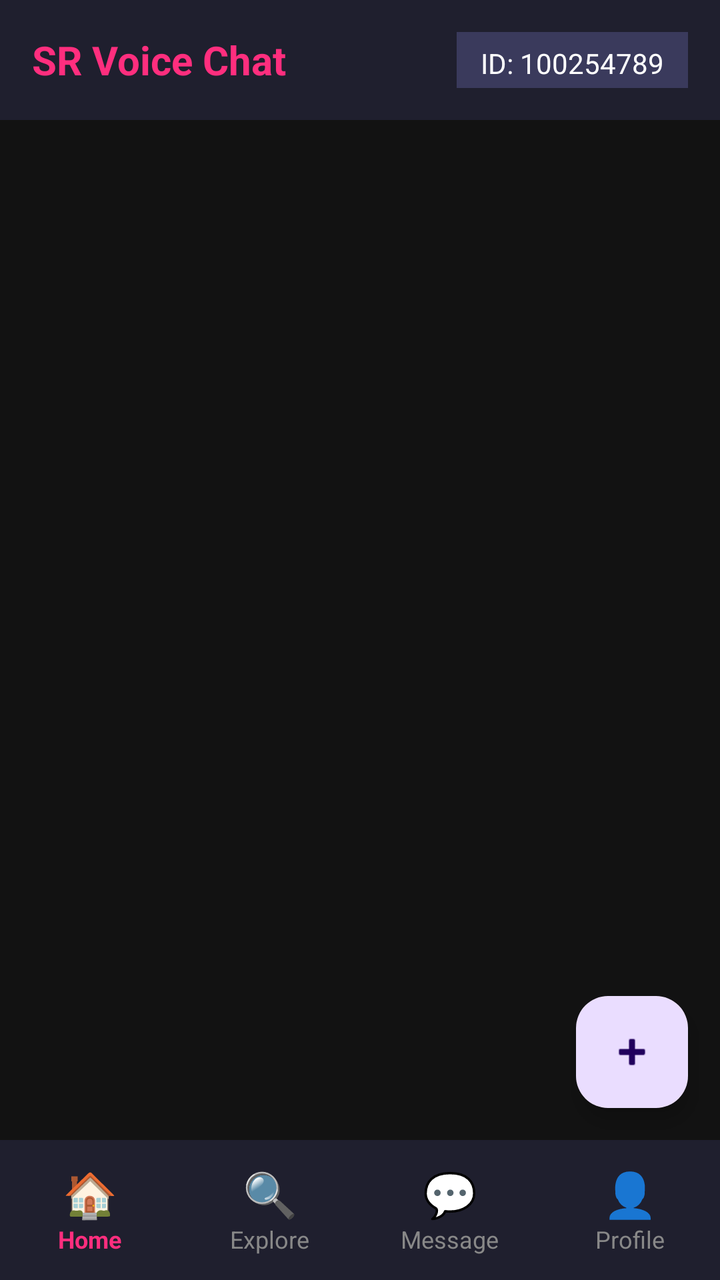
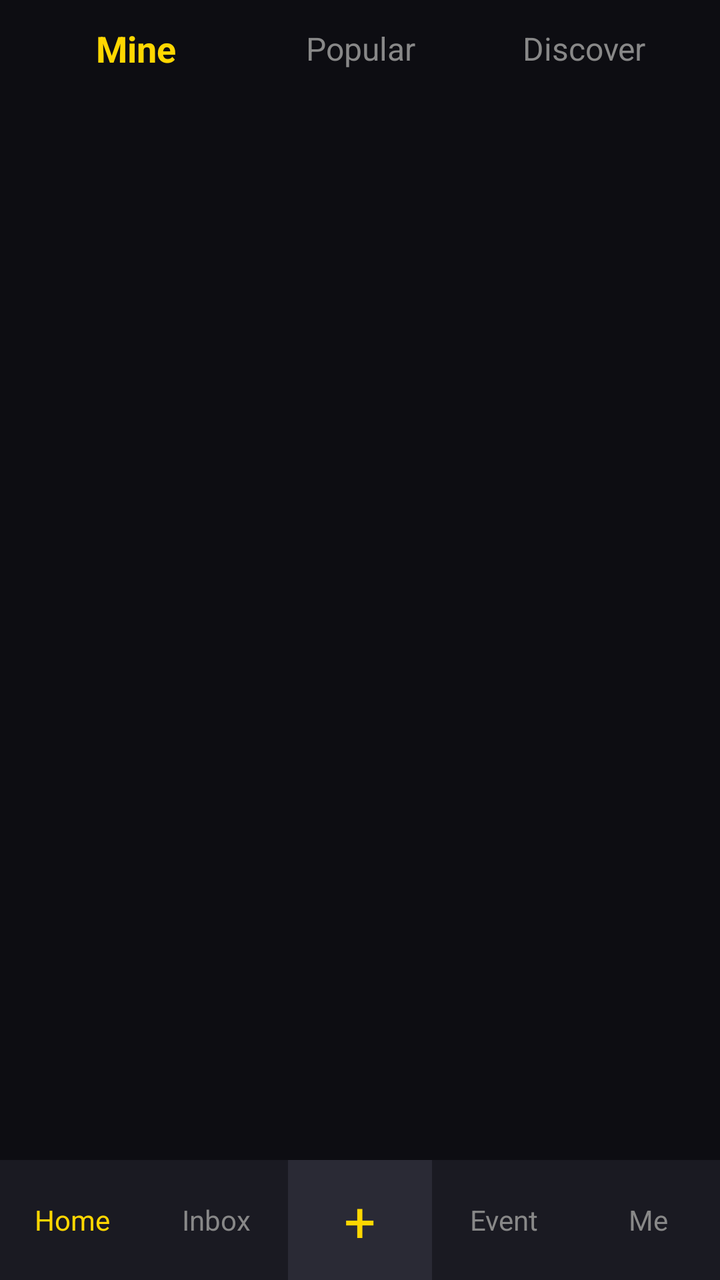

Before-and-after screenshots of an Android layout around one commit, followed by the original layout XML and the change that was made.
<!-- AndroidManifest.xml: application theme Theme.SRVoiceChat -->
<!-- res/layout/activity_home.xml -->
<?xml version="1.0" encoding="utf-8"?>
<RelativeLayout xmlns:android="http://schemas.android.com/apk/res/android"
    android:layout_width="match_parent"
    android:layout_height="match_parent"
    android:background="#121212">

    
    <LinearLayout
        android:id="@+id/topBar"
        android:layout_width="match_parent"
        android:layout_height="60dp"
        android:layout_alignParentTop="true"
        android:background="#1F1F2E"
        android:orientation="horizontal"
        android:gravity="center_vertical"
        android:padding="16dp">

        <TextView
            android:layout_width="0dp"
            android:layout_weight="1"
            android:layout_height="wrap_content"
            android:text="SR Voice Chat"
            android:textColor="#FF2E7E"
            android:textSize="20sp"
            android:textStyle="bold"/>

        <TextView
            android:id="@+id/tvUserId"
            android:layout_width="wrap_content"
            android:layout_height="wrap_content"
            android:text="ID: 100254789"
            android:textColor="#FFFFFF"
            android:background="#3A3A5C"
            android:paddingLeft="12dp"
            android:paddingRight="12dp"
            android:paddingTop="6dp"
            android:paddingBottom="6dp"/>
    </LinearLayout>

    
    <androidx.recyclerview.widget.RecyclerView
        android:id="@+id/rvRooms"
        android:layout_width="match_parent"
        android:layout_height="match_parent"
        android:layout_below="@id/topBar"
        android:layout_above="@id/bottomBar"
        android:padding="8dp"/>

    
    <com.google.android.material.floatingactionbutton.FloatingActionButton
        android:id="@+id/fabCreateRoom"
        android:layout_width="wrap_content"
        android:layout_height="wrap_content"
        android:layout_alignParentEnd="true"
        android:layout_above="@id/bottomBar"
        android:layout_margin="16dp"
        android:src="@android:drawable/ic_input_add"
        android:contentDescription="Create Room"/>

    
    <LinearLayout
        android:id="@+id/bottomBar"
        android:layout_width="match_parent"
        android:layout_height="70dp"
        android:layout_alignParentBottom="true"
        android:background="#1F1F2E"
        android:orientation="horizontal">

        <LinearLayout
            android:layout_width="0dp"
            android:layout_weight="1"
            android:layout_height="match_parent"
            android:orientation="vertical"
            android:gravity="center">
            <TextView android:layout_width="wrap_content" android:layout_height="wrap_content" android:text="🏠" android:textSize="22sp"/>
            <TextView android:layout_width="wrap_content" android:layout_height="wrap_content" android:text="Home" android:textColor="#FF2E7E" android:textSize="12sp" android:textStyle="bold"/>
        </LinearLayout>

        <LinearLayout
            android:layout_width="0dp"
            android:layout_weight="1"
            android:layout_height="match_parent"
            android:orientation="vertical"
            android:gravity="center">
            <TextView android:layout_width="wrap_content" android:layout_height="wrap_content" android:text="🔍" android:textSize="22sp"/>
            <TextView android:layout_width="wrap_content" android:layout_height="wrap_content" android:text="Explore" android:textColor="#888888" android:textSize="12sp"/>
        </LinearLayout>

        <LinearLayout
            android:layout_width="0dp"
            android:layout_weight="1"
            android:layout_height="match_parent"
            android:orientation="vertical"
            android:gravity="center">
            <TextView android:layout_width="wrap_content" android:layout_height="wrap_content" android:text="💬" android:textSize="22sp"/>
            <TextView android:layout_width="wrap_content" android:layout_height="wrap_content" android:text="Message" android:textColor="#888888" android:textSize="12sp"/>
        </LinearLayout>

        <LinearLayout
            android:layout_width="0dp"
            android:layout_weight="1"
            android:layout_height="match_parent"
            android:orientation="vertical"
            android:gravity="center">
            <TextView android:layout_width="wrap_content" android:layout_height="wrap_content" android:text="👤" android:textSize="22sp"/>
            <TextView android:layout_width="wrap_content" android:layout_height="wrap_content" android:text="Profile" android:textColor="#888888" android:textSize="12sp"/>
        </LinearLayout>
    </LinearLayout>

</RelativeLayout>
<!-- resources referenced by this layout -->
<resources>
  <style name="Theme.SRVoiceChat" parent="Theme.Material3.DayNight.NoActionBar">
          <item name="colorPrimary">#FF4081</item>
          <item name="android:statusBarColor">#FF4081</item>
          <item name="android:windowLightStatusBar">true</item>
      </style>
</resources>

<!-- the commit's change to res/layout/activity_home.xml (unified diff, before → after) -->
@@ -1,110 +1,22 @@
 <?xml version="1.0" encoding="utf-8"?>
-<RelativeLayout xmlns:android="http://schemas.android.com/apk/res/android"
-    android:layout_width="match_parent"
-    android:layout_height="match_parent"
-    android:background="#121212">
+<LinearLayout xmlns:android="http://schemas.android.com/apk/res/android" android:layout_width="match_parent" android:layout_height="match_parent" android:orientation="vertical" android:background="#0D0D12">
 
-    
-    <LinearLayout
-        android:id="@+id/topBar"
-        android:layout_width="match_parent"
-        android:layout_height="60dp"
-        android:layout_alignParentTop="true"
-        android:background="#1F1F2E"
-        android:orientation="horizontal"
-        android:gravity="center_vertical"
-        android:padding="16dp">
 
-        <TextView
-            android:layout_width="0dp"
-            android:layout_weight="1"
-            android:layout_height="wrap_content"
-            android:text="SR Voice Chat"
-            android:textColor="#FF2E7E"
-            android:textSize="20sp"
-            android:textStyle="bold"/>
+<LinearLayout android:layout_width="match_parent" android:layout_height="wrap_content" android:orientation="horizontal" android:padding="12dp" android:gravity="center_vertical">
+<TextView android:id="@+id/tabMine" android:layout_width="0dp" android:layout_height="wrap_content" android:layout_weight="1" android:text="Mine" android:textColor="#FFD700" android:textSize="18sp" android:textStyle="bold" android:gravity="center"/>
+<TextView android:id="@+id/tabHot" android:layout_width="0dp" android:layout_height="wrap_content" android:layout_weight="1" android:text="Popular" android:textColor="#888888" android:textSize="16sp" android:gravity="center"/>
+<TextView android:id="@+id/tabDiscover" android:layout_width="0dp" android:layout_height="wrap_content" android:layout_weight="1" android:text="Discover" android:textColor="#888888" android:textSize="16sp" android:gravity="center"/>
+</LinearLayout>
 
-        <TextView
-            android:id="@+id/tvUserId"
-            android:layout_width="wrap_content"
-            android:layout_height="wrap_content"
-            android:text="ID: 100254789"
-            android:textColor="#FFFFFF"
-            android:background="#3A3A5C"
-            android:paddingLeft="12dp"
-            android:paddingRight="12dp"
-            android:paddingTop="6dp"
-            android:paddingBottom="6dp"/>
-    </LinearLayout>
 
-    
-    <androidx.recyclerview.widget.RecyclerView
-        android:id="@+id/rvRooms"
-        android:layout_width="match_parent"
-        android:layout_height="match_parent"
-        android:layout_below="@id/topBar"
-        android:layout_above="@id/bottomBar"
-        android:padding="8dp"/>
+<androidx.recyclerview.widget.RecyclerView android:id="@+id/recyclerView" android:layout_width="match_parent" android:layout_height="0dp" android:layout_weight="1" android:padding="8dp"/>
 
-    
-    <com.google.android.material.floatingactionbutton.FloatingActionButton
-        android:id="@+id/fabCreateRoom"
-        android:layout_width="wrap_content"
-        android:layout_height="wrap_content"
-        android:layout_alignParentEnd="true"
-        android:layout_above="@id/bottomBar"
-        android:layout_margin="16dp"
-        android:src="@android:drawable/ic_input_add"
-        android:contentDescription="Create Room"/>
 
-    
-    <LinearLayout
-        android:id="@+id/bottomBar"
-        android:layout_width="match_parent"
-        android:layout_height="70dp"
-        android:layout_alignParentBottom="true"
-        android:background="#1F1F2E"
-        android:orientation="horizontal">
-
-        <LinearLayout
-            android:layout_width="0dp"
-            android:layout_weight="1"
-            android:layout_height="match_parent"
-            android:orientation="vertical"
-            android:gravity="center">
-            <TextView android:layout_width="wrap_content" android:layout_height="wrap_content" android:text="🏠" android:textSize="22sp"/>
-            <TextView android:layout_width="wrap_content" android:layout_height="wrap_content" android:text="Home" android:textColor="#FF2E7E" android:textSize="12sp" android:textStyle="bold"/>
-        </LinearLayout>
-
-        <LinearLayout
-            android:layout_width="0dp"
-            android:layout_weight="1"
-            android:layout_height="match_parent"
-            android:orientation="vertical"
-            android:gravity="center">
-            <TextView android:layout_width="wrap_content" android:layout_height="wrap_content" android:text="🔍" android:textSize="22sp"/>
-            <TextView android:layout_width="wrap_content" android:layout_height="wrap_content" android:text="Explore" android:textColor="#888888" android:textSize="12sp"/>
-        </LinearLayout>
-
-        <LinearLayout
-            android:layout_width="0dp"
-            android:layout_weight="1"
-            android:layout_height="match_parent"
-            android:orientation="vertical"
-            android:gravity="center">
-            <TextView android:layout_width="wrap_content" android:layout_height="wrap_content" android:text="💬" android:textSize="22sp"/>
-            <TextView android:layout_width="wrap_content" android:layout_height="wrap_content" android:text="Message" android:textColor="#888888" android:textSize="12sp"/>
-        </LinearLayout>
-
-        <LinearLayout
-            android:layout_width="0dp"
-            android:layout_weight="1"
-            android:layout_height="match_parent"
-            android:orientation="vertical"
-            android:gravity="center">
-            <TextView android:layout_width="wrap_content" android:layout_height="wrap_content" android:text="👤" android:textSize="22sp"/>
-            <TextView android:layout_width="wrap_content" android:layout_height="wrap_content" android:text="Profile" android:textColor="#888888" android:textSize="12sp"/>
-        </LinearLayout>
-    </LinearLayout>
-
-</RelativeLayout>
+<LinearLayout android:layout_width="match_parent" android:layout_height="60dp" android:orientation="horizontal" android:background="#1A1A22">
+<TextView android:layout_width="0dp" android:layout_height="match_parent" android:layout_weight="1" android:text="Home" android:gravity="center" android:textColor="#FFD700"/>
+<TextView android:layout_width="0dp" android:layout_height="match_parent" android:layout_weight="1" android:text="Inbox" android:gravity="center" android:textColor="#888"/>
+<TextView android:id="@+id/btnCreateMyRoom" android:layout_width="0dp" android:layout_height="match_parent" android:layout_weight="1" android:text="+" android:textSize="28sp" android:gravity="center" android:textColor="#FFD700" android:background="#2A2A35"/>
+<TextView android:layout_width="0dp" android:layout_height="match_parent" android:layout_weight="1" android:text="Event" android:gravity="center" android:textColor="#888"/>
+<TextView android:layout_width="0dp" android:layout_height="match_parent" android:layout_weight="1" android:text="Me" android:gravity="center" android:textColor="#888"/>
+</LinearLayout>
+</LinearLayout>
